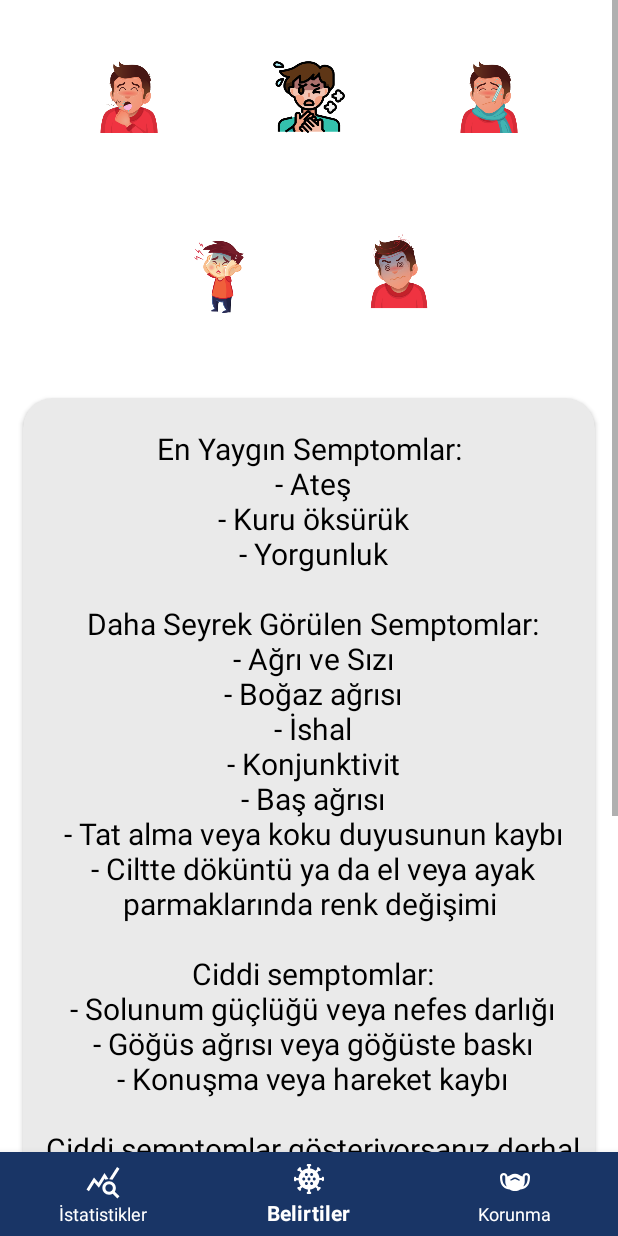
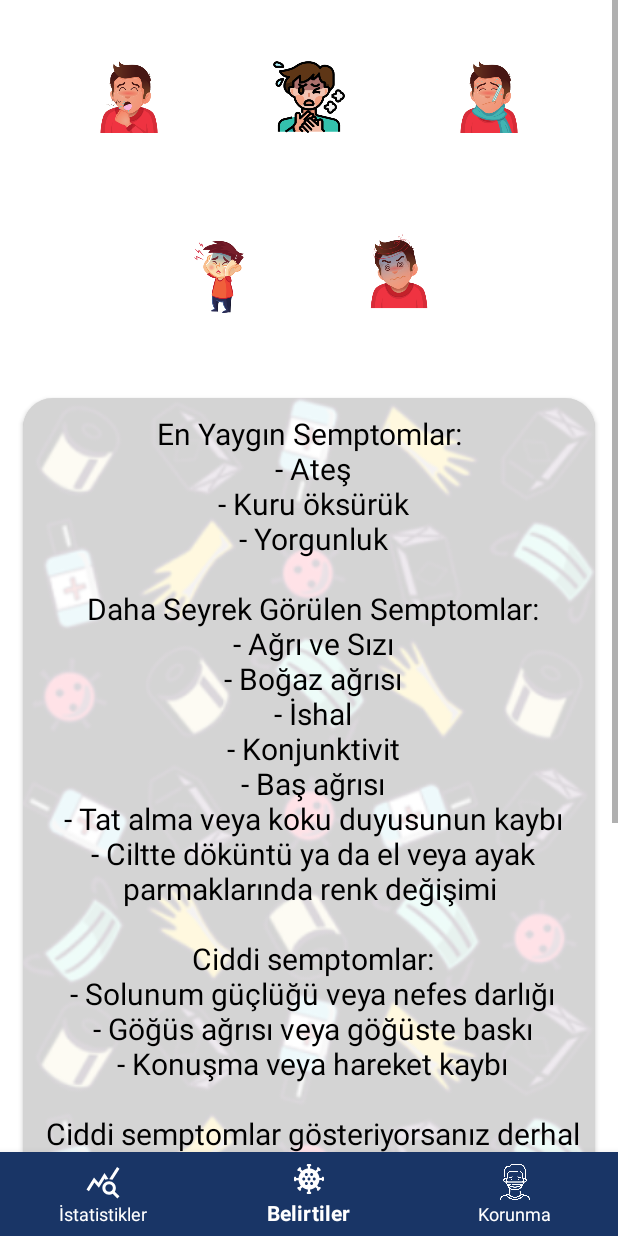
Before and after one commit to aticiadem/CovidTurkeyProject, an Android app: the BelirtiFragment screen opened through its navigation route, on a phone screen of 412 x 824 dp. Run offline under Robolectric (Android 15) with nearby library versions, the phone set to English and light mode, and no system bars; our stand-ins replace navigation-ui.

Commit message:
Görünüm Güzelleştirmeleri

```diff
--- a/app/src/main/res/layout/fragment_belirti.xml
+++ b/app/src/main/res/layout/fragment_belirti.xml
@@ -2,8 +2,8 @@
 <ScrollView
     android:layout_width="match_parent"
     android:layout_height="match_parent"
+    android:background="@color/white"
     xmlns:app="http://schemas.android.com/apk/res-auto"
-    android:background="@color/white"
     xmlns:android="http://schemas.android.com/apk/res/android"
     xmlns:tools="http://schemas.android.com/tools">
 
@@ -11,7 +11,6 @@
         android:layout_width="match_parent"
         android:layout_height="wrap_content"
         android:orientation="vertical"
-        android:background="@android:color/white"
         tools:context=".fragment.BelirtiFragment">
 
         <LinearLayout
@@ -66,14 +65,14 @@
             android:layout_width="match_parent"
             app:cardCornerRadius="20dp"
             android:layout_margin="15dp"
-            android:backgroundTint="@color/beyazayakın"
+            android:background="@drawable/belirtiler2"
             android:layout_height="wrap_content">
 
             <TextView
+                android:padding="10dp"
                 android:layout_width="wrap_content"
                 android:layout_height="wrap_content"
-                android:padding="10dp"
-                android:layout_marginTop="10dp"
+                android:background="@drawable/belirtiler2"
                 android:text="@string/text"
                 android:textSize="20sp"
                 android:textColor="@color/black"
@@ -81,4 +80,5 @@
 
         </androidx.cardview.widget.CardView>
     </LinearLayout>
+
 </ScrollView>
--- a/app/src/main/res/menu/bottom_menu.xml
+++ b/app/src/main/res/menu/bottom_menu.xml
@@ -12,6 +12,6 @@
 
     <item android:id="@+id/korunmaFragment"
         android:title="@string/korunma"
-        android:icon="@drawable/ic_mask"/>
+        android:icon="@drawable/korunmaresim"/>
 
 </menu>
```
Also changed, not shown: app/src/main/res/drawable/belirtiler2.png (added), app/src/main/res/drawable/korunmaresim.png (added). Lines whose indentation alone changed are shown as unchanged.
